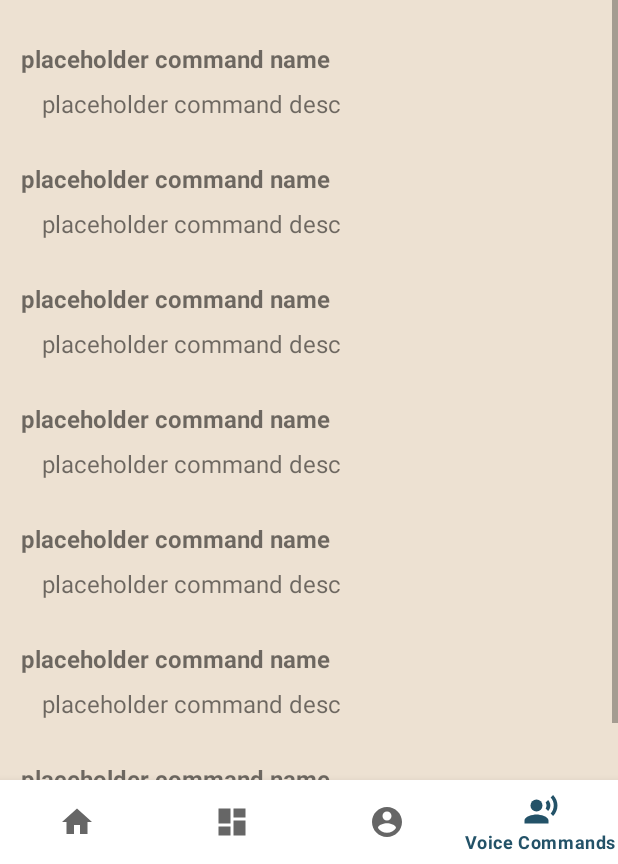
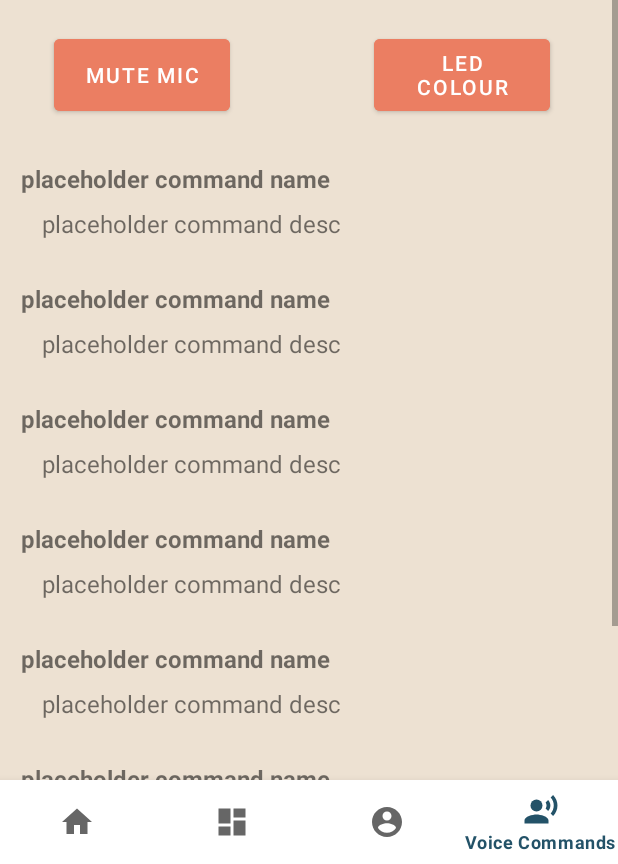
Before and after one commit to DanielMoore4875/Aphrodite, an Android app: the VoiceFragment screen opened through its navigation route, on a phone screen of 412 x 824 dp, the part 372-1236 px from its top. Run offline under Robolectric (Android 15) with nearby library versions, the light colour scheme and no system bars; our stand-ins replace navigation-ui; Roboto replaces fonts that are not available here.

Commit message:
voice command fragment redesigned

```diff
--- a/AphroditeApp/src/main/java/ca/kainotomia/it/aphrodite/ui/voice/VoiceFragment.java
+++ b/AphroditeApp/src/main/java/ca/kainotomia/it/aphrodite/ui/voice/VoiceFragment.java
@@ -33,23 +33,10 @@ import ca.kainotomia.it.aphrodite.R;
 
 public class VoiceFragment extends Fragment {
 
-    Spinner spinner;
-    String spinItem;
-
     TextView n1, n2, n3, n4, n5, n6, n7;
     TextView d1, d2, d3, d4, d5, d6, d7;
 
-    EditText cmdName;
-    Button recordCmd;
-
-    Snackbar showInfo;
-
-    ArrayList<String> cmdArr;
-
     private VoiceViewModel voiceViewModel;
-
-    ArrayAdapter<String> cmdAdapter;
-
 
     public View onCreateView(@NonNull LayoutInflater inflater,
                              ViewGroup container, Bundle savedInstanceState) {
@@ -98,67 +85,6 @@ public class VoiceFragment extends Fragment {
         d7.setText(desc);
 
 
-
-//        spinner = view.findViewById(R.id.VF_voice_spinner);
-//
-//        cmdName = view.findViewById(R.id.VF_commandName_txt);
-//        recordCmd = view.findViewById(R.id.VF_record_btn);
-//        recordCmd.setEnabled(false);
-//
-//        //LATER WILL BE GETTING DATA FROM DATABASE
-//        cmdArr = new ArrayList<>();
-//        cmdArr.add("empty cmd");
-//        cmdArr.add("empty cmd");
-//        cmdArr.add("empty cmd");
-//        cmdArr.add("empty cmd");
-//        System.out.println(cmdArr.toString());
-//
-//        String[] hello = cmdArr.toArray(new String[cmdArr.size()]);
-//
-//        cmdAdapter = new ArrayAdapter<String>(getContext(),R.layout.support_simple_spinner_dropdown_item,hello);
-//        cmdAdapter.setDropDownViewResource(R.layout.support_simple_spinner_dropdown_item);
-//        spinner.setAdapter(cmdAdapter);
-//
-//        recordCmd.setOnClickListener(new View.OnClickListener() {
-//            @Override
-//            public void onClick(View v) {
-//               cmdArr.add(cmdName.getText().toString());
-//                String[] hello = cmdArr.toArray(new String[cmdArr.size()]);
-//
-//                cmdAdapter = new ArrayAdapter<String>(getContext(),R.layout.support_simple_spinner_dropdown_item,hello);
-//                cmdAdapter.setDropDownViewResource(R.layout.support_simple_spinner_dropdown_item);
-//                spinner.setAdapter(cmdAdapter); //UPDATES DROP DOWN SPINNER
-//                System.out.println(cmdArr.toString());
-//            }
-//        });
-//
-//        //Disable record button if command name is empty
-//        cmdName.addTextChangedListener(new TextWatcher() {
-//            @Override
-//            public void beforeTextChanged(CharSequence s, int start, int count, int after) {
-//                if (s.toString().trim().length() == 0) {
-//                    recordCmd.setEnabled(false);
-//                } else {
-//                    recordCmd.setEnabled(true);
-//                }
-//            }
-//
-//            @Override
-//            public void onTextChanged(CharSequence s, int start, int before, int count) {
-//                if (s.toString().trim().length() == 0) {
-//                    recordCmd.setEnabled(false);
-//                } else {
-//                    recordCmd.setEnabled(true);
-//                }
-//            }
-//
-//            @Override
-//            public void afterTextChanged(Editable s) {
-//
-//            }
-//        });
-
-
     }
 
 }
--- a/AphroditeApp/src/main/res/layout-land/voice_fragment.xml
+++ /dev/null
@@ -1,98 +0,0 @@
-<?xml version="1.0" encoding="utf-8"?>
-<!--Jose Antonio Castro Teodoro n01384776 Section B-->
-<!--Daniel Moore n01354875 Section B-->
-<!--Ryan Black n01305403 Section B-->
-<!--Alyssa Gomez n01042777 Section B-->
-<androidx.constraintlayout.widget.ConstraintLayout xmlns:android="http://schemas.android.com/apk/res/android"
-    xmlns:app="http://schemas.android.com/apk/res-auto"
-    xmlns:tools="http://schemas.android.com/tools"
-    android:layout_width="match_parent"
-    android:layout_height="match_parent"
-    android:background="@color/lighter_oak"
-    tools:context=".ui.voice.VoiceFragment">
-
-    <ImageView
-        android:id="@+id/VF_userImg_img"
-        android:layout_width="139dp"
-        android:layout_height="124dp"
-        android:background="@color/light_ocean"
-        app:layout_constraintBottom_toBottomOf="parent"
-        app:layout_constraintEnd_toEndOf="parent"
-        app:layout_constraintHorizontal_bias="0.042"
-        app:layout_constraintStart_toStartOf="parent"
-        app:layout_constraintTop_toTopOf="parent"
-        app:layout_constraintVertical_bias="0.094"
-        app:srcCompat="@drawable/profile"
-        tools:src="@tools:sample/avatars" />
-
-    <Button
-        android:id="@+id/VF_record_btn"
-        android:layout_width="163dp"
-        android:layout_height="142dp"
-        android:backgroundTint="@color/peach"
-        android:text="@string/VR_record_txt"
-        android:textSize="20sp"
-        app:cornerRadius="7dp"
-        app:iconTint="@color/dark_ocean"
-        app:layout_constraintBottom_toBottomOf="parent"
-        app:layout_constraintEnd_toEndOf="parent"
-        app:layout_constraintHorizontal_bias="0.887"
-        app:layout_constraintStart_toStartOf="parent"
-        app:layout_constraintTop_toTopOf="parent"
-        app:layout_constraintVertical_bias="0.657"
-        app:rippleColor="@color/white" />
-
-    <Spinner
-        android:id="@+id/VF_voice_spinner"
-        android:layout_width="508dp"
-        android:layout_height="60dp"
-        app:layout_constraintBottom_toBottomOf="parent"
-        app:layout_constraintEnd_toEndOf="parent"
-        app:layout_constraintHorizontal_bias="0.843"
-        app:layout_constraintStart_toStartOf="parent"
-        app:layout_constraintTop_toTopOf="parent"
-        app:layout_constraintVertical_bias="0.199" />
-
-    <EditText
-        android:id="@+id/VF_commandName_txt"
-        android:layout_width="325dp"
-        android:layout_height="65dp"
-        android:ems="10"
-        android:hint="@string/VF_command_name_hint"
-        android:inputType="textPersonName"
-        app:layout_constraintBottom_toBottomOf="parent"
-        app:layout_constraintEnd_toEndOf="parent"
-        app:layout_constraintHorizontal_bias="0.135"
-        app:layout_constraintStart_toStartOf="parent"
-        app:layout_constraintTop_toTopOf="parent"
-        app:layout_constraintVertical_bias="0.696" />
-
-    <TextView
-        android:id="@+id/VF_TextViewName_txt"
-        android:layout_width="316dp"
-        android:layout_height="34dp"
-        android:gravity="left"
-        android:text="@string/VF_record_help_txt"
-        android:textSize="20sp"
-        app:layout_constraintBottom_toBottomOf="parent"
-        app:layout_constraintEnd_toEndOf="parent"
-        app:layout_constraintHorizontal_bias="0.132"
-        app:layout_constraintStart_toStartOf="parent"
-        app:layout_constraintTop_toTopOf="parent"
-        app:layout_constraintVertical_bias="0.498" />
-
-    <TextView
-        android:id="@+id/VF_TextViewSpinner_txt"
-        android:layout_width="316dp"
-        android:layout_height="34dp"
-        android:gravity="left"
-        android:text="@string/VF_spinner_help_txt"
-        android:textSize="20sp"
-        app:layout_constraintBottom_toBottomOf="parent"
-        app:layout_constraintEnd_toEndOf="parent"
-        app:layout_constraintHorizontal_bias="0.453"
-        app:layout_constraintStart_toStartOf="parent"
-        app:layout_constraintTop_toTopOf="parent"
-        app:layout_constraintVertical_bias="0.071" />
-
-</androidx.constraintlayout.widget.ConstraintLayout>
--- a/AphroditeApp/src/main/res/layout/voice_fragment.xml
+++ b/AphroditeApp/src/main/res/layout/voice_fragment.xml
@@ -1,13 +1,12 @@
-<?xml version="1.0" encoding="utf-8"?>
-<!--Jose Antonio Castro Teodoro n01384776 Section B-->
+<?xml version="1.0" encoding="utf-8"?><!--Jose Antonio Castro Teodoro n01384776 Section B-->
 <!--Daniel Moore n01354875 Section B-->
 <!--Ryan Black n01305403 Section B-->
 <!--Alyssa Gomez n01042777 Section B-->
 <ScrollView xmlns:android="http://schemas.android.com/apk/res/android"
     xmlns:app="http://schemas.android.com/apk/res-auto"
     xmlns:tools="http://schemas.android.com/tools"
+    android:layout_width="match_parent"
     android:layout_height="match_parent"
-    android:layout_width="match_parent"
     android:fillViewport="true">
 
     <androidx.constraintlayout.widget.ConstraintLayout
@@ -27,6 +26,33 @@
             app:layout_constraintStart_toStartOf="parent"
             app:layout_constraintTop_toTopOf="parent" />
 
+
+        <Button
+            android:id="@+id/VC_muteMic_btnID"
+            android:backgroundTint="@color/peach"
+            android:layout_width="117dp"
+            android:layout_height="60dp"
+            android:layout_marginStart="36dp"
+            android:layout_marginTop="20dp"
+            android:text="@string/VC_mute_mic_txt"
+            android:textColor="@color/white"
+            app:layout_constraintStart_toStartOf="parent"
+            app:layout_constraintTop_toBottomOf="@+id/VC_logo_imgID" />
+
+        <Button
+            android:id="@+id/VC_changeLED_btnID"
+            android:backgroundTint="@color/peach"
+            android:layout_width="117dp"
+            android:layout_height="60dp"
+            android:layout_marginStart="96dp"
+            android:layout_marginTop="20dp"
+            android:text="@string/VC_led_txt"
+            android:textColor="@color/white"
+            app:layout_constraintEnd_toEndOf="parent"
+            app:layout_constraintHorizontal_bias="0.0"
+            app:layout_constraintStart_toEndOf="@+id/VC_muteMic_btnID"
+            app:layout_constraintTop_toBottomOf="@+id/VC_logo_imgID" />
+
         <TextView
             android:id="@+id/VC_cmdName1_txt"
             android:layout_width="wrap_content"
@@ -37,7 +63,7 @@
             android:textSize="@dimen/VC_title_font_size"
             android:textStyle="bold"
             app:layout_constraintStart_toStartOf="parent"
-            app:layout_constraintTop_toBottomOf="@+id/VC_logo_imgID" />
+            app:layout_constraintTop_toBottomOf="@+id/VC_muteMic_btnID" />
 
         <TextView
             android:id="@+id/VC_cmdDesc2_txt"
@@ -188,5 +214,6 @@
             app:layout_constraintStart_toStartOf="parent"
             app:layout_constraintTop_toBottomOf="@+id/VC_cmdName1_txt" />
 
+
     </androidx.constraintlayout.widget.ConstraintLayout>
 </ScrollView>
--- a/AphroditeApp/src/main/res/values/strings.xml
+++ b/AphroditeApp/src/main/res/values/strings.xml
@@ -49,6 +49,8 @@
     <string name="LA_webClientID_txt" translatable="false">862254589566-0cvfjpl3d7l16qh1v7rohm87t6cpg6ae.apps.googleusercontent.com</string>
     <string name="VC_placeholder_vcName_txt">Voice Command Name</string>
     <string name="VC_placeholder_vcDesc_txt">Voice Command Description</string>
+    <string name="VC_mute_mic_txt">Mute Mic</string>
+    <string name="VC_led_txt">LED Colour</string>
 
     <!--    <string-array name="voicecommands">-->
     <!--        <item>Empty 1</item>-->
```
Also changed, not shown: 1 other file.
